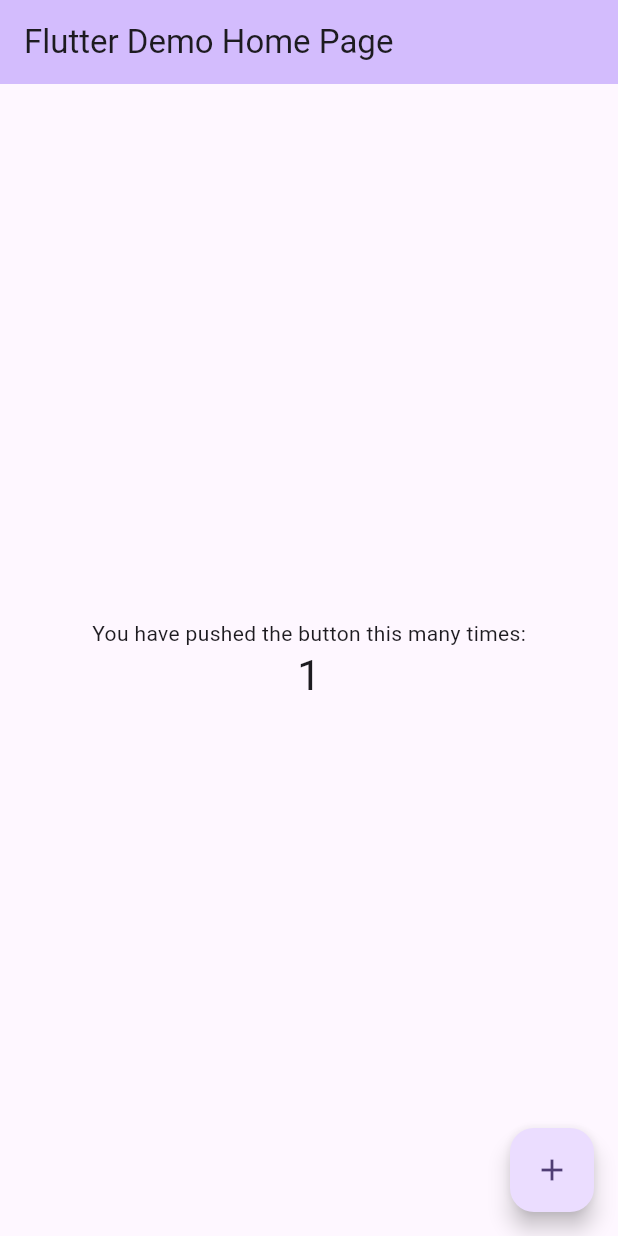
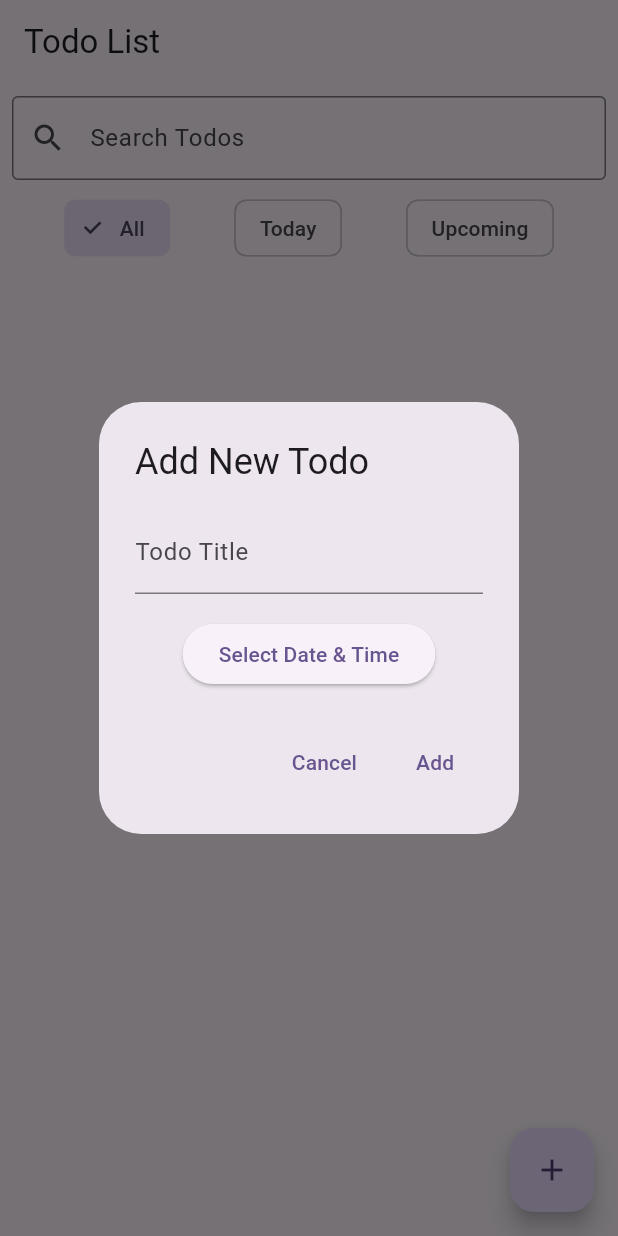
Before and after one commit to nguyenthuanit265/todo_app, a Flutter app: the screen it shows after launch, after a tap on the "add" icon, on a phone screen of 412 x 824 dp. Run offline on Flutter 3.47's test engine with Material 3 defaults, Android fonts, the phone set to English and light mode, and no system bars; our stand-ins replace flutter_local_notifications, timezone.

Commit message:
app todo

```diff
--- a/lib/main.dart
+++ b/lib/main.dart
@@ -1,4 +1,5 @@
 import 'package:flutter/material.dart';
+import 'package:todo_app/screens/home_screen.dart';
 
 void main() {
   runApp(const MyApp());
@@ -11,79 +12,11 @@ class MyApp extends StatelessWidget {
   @override
   Widget build(BuildContext context) {
     return MaterialApp(
-      title: 'Flutter Demo',
-      theme: ThemeData(
-        colorScheme: ColorScheme.fromSeed(seedColor: Colors.deepPurple),
-        useMaterial3: true,
-      ),
-      home: const MyHomePage(title: 'Flutter Demo Home Page'),
-    );
+        title: 'Todo List App',
+        theme: ThemeData(
+          colorScheme: ColorScheme.fromSeed(seedColor: Colors.deepPurple),
+          useMaterial3: true,
+        ),
+        home: HomeScreen());
   }
 }
-
-class MyHomePage extends StatefulWidget {
-  const MyHomePage({super.key, required this.title});
-
-  final String title;
-
-  @override
-  State<MyHomePage> createState() => _MyHomePageState();
-}
-
-class _MyHomePageState extends State<MyHomePage> {
-  int _counter = 0;
-
-  void _incrementCounter() {
-    setState(() {
-      _counter++;
-    });
-  }
-
-  @override
-  Widget build(BuildContext context) {
-
-    return Scaffold(
-      appBar: AppBar(
-
-        backgroundColor: Theme.of(context).colorScheme.inversePrimary,
-        // Here we take the value from the MyHomePage object that was created by
-        // the App.build method, and use it to set our appbar title.
-        title: Text(widget.title),
-      ),
-      body: Center(
-        // Center is a layout widget. It takes a single child and positions it
-        // in the middle of the parent.
-        child: Column(
-          // Column is also a layout widget. It takes a list of children and
-          // arranges them vertically. By default, it sizes itself to fit its
-          // children horizontally, and tries to be as tall as its parent.
-          //
-          // Column has various properties to control how it sizes itself and
-          // how it positions its children. Here we use mainAxisAlignment to
-          // center the children vertically; the main axis here is the vertical
-          // axis because Columns are vertical (the cross axis would be
-          // horizontal).
-          //
-          // TRY THIS: Invoke "debug painting" (choose the "Toggle Debug Paint"
-          // action in the IDE, or press "p" in the console), to see the
-          // wireframe for each widget.
-          mainAxisAlignment: MainAxisAlignment.center,
-          children: <Widget>[
-            const Text(
-              'You have pushed the button this many times:',
-            ),
-            Text(
-              '$_counter',
-              style: Theme.of(context).textTheme.headlineMedium,
-            ),
-          ],
-        ),
-      ),
-      floatingActionButton: FloatingActionButton(
-        onPressed: _incrementCounter,
-        tooltip: 'Increment',
-        child: const Icon(Icons.add),
-      ), // This trailing comma makes auto-formatting nicer for build methods.
-    );
-  }
-}
--- /dev/null
+++ b/lib/screens/home_screen.dart
@@ -0,0 +1,207 @@
+import 'package:flutter/cupertino.dart';
+import 'package:flutter/material.dart';
+
+import '../models/todo.dart';
+import '../services/notification_service.dart';
+
+class HomeScreen extends StatefulWidget {
+  @override
+  _HomeScreenState createState() => _HomeScreenState();
+}
+
+class _HomeScreenState extends State<HomeScreen> {
+  List<Todo> todos = [];
+  String selectedFilter = 'All';
+  final NotificationService notificationService = NotificationService();
+  TextEditingController searchController = TextEditingController();
+
+  @override
+  void initState() {
+    super.initState();
+    notificationService.init();
+  }
+
+  List<Todo> getFilteredTodos() {
+    var filteredList = todos.where((todo) => !todo.isCompleted).toList();
+
+    // Apply search filter
+    if (searchController.text.isNotEmpty) {
+      filteredList = filteredList
+          .where((todo) => todo.title
+              .toLowerCase()
+              .contains(searchController.text.toLowerCase()))
+          .toList();
+    }
+
+    // Apply category filter
+    switch (selectedFilter) {
+      case 'Today':
+        return filteredList.where((todo) {
+          return todo.dateTime.day == DateTime.now().day &&
+              todo.dateTime.month == DateTime.now().month &&
+              todo.dateTime.year == DateTime.now().year;
+        }).toList();
+      case 'Upcoming':
+        return filteredList.where((todo) {
+          return todo.dateTime.isAfter(DateTime.now());
+        }).toList();
+      default:
+        return filteredList;
+    }
+  }
+
+  void addTodo() async {
+    final TextEditingController titleController = TextEditingController();
+    DateTime? selectedDateTime;
+
+    await showDialog(
+      context: context,
+      builder: (context) => AlertDialog(
+        title: Text('Add New Todo'),
+        content: Column(
+          mainAxisSize: MainAxisSize.min,
+          children: [
+            TextField(
+              controller: titleController,
+              decoration: InputDecoration(labelText: 'Todo Title'),
+            ),
+            SizedBox(height: 16),
+            ElevatedButton(
+              onPressed: () async {
+                selectedDateTime = await showDateTimePicker(context);
+                setState(() {});
+              },
+              child: Text('Select Date & Time'),
+            ),
+            if (selectedDateTime != null)
+              Text(
+                'Selected: ${selectedDateTime.toString()}',
+                style: TextStyle(fontSize: 12),
+              ),
+          ],
+        ),
+        actions: [
+          TextButton(
+            onPressed: () => Navigator.pop(context),
+            child: Text('Cancel'),
+          ),
+          TextButton(
+            onPressed: () {
+              if (titleController.text.isNotEmpty && selectedDateTime != null) {
+                final newTodo = Todo(
+                  id: DateTime.now().millisecondsSinceEpoch.toString(),
+                  title: titleController.text,
+                  dateTime: selectedDateTime!,
+                );
+                setState(() {
+                  todos.add(newTodo);
+                });
+                notificationService.scheduleNotification(
+                    id: int.parse(newTodo.id),
+                    title: 'TODO Reminder',
+                    body: newTodo.title,
+                    scheduledDate: newTodo.dateTime);
+                Navigator.pop(context);
+              }
+            },
+            child: Text('Add'),
+          ),
+        ],
+      ),
+    );
+  }
+
+  Future<DateTime?> showDateTimePicker(BuildContext context) async {
+    final DateTime? date = await showDatePicker(
+      context: context,
+      initialDate: DateTime.now(),
+      firstDate: DateTime.now(),
+      lastDate: DateTime.now().add(Duration(days: 365)),
+    );
+
+    if (date != null) {
+      final TimeOfDay? time = await showTimePicker(
+        context: context,
+        initialTime: TimeOfDay.now(),
+      );
+
+      if (time != null) {
+        return DateTime(
+          date.year,
+          date.month,
+          date.day,
+          time.hour,
+          time.minute,
+        );
+      }
+    }
+    return null;
+  }
+
+  @override
+  Widget build(BuildContext context) {
+    final filteredTodos = getFilteredTodos();
+
+    return Scaffold(
+      appBar: AppBar(
+        title: Text('Todo List'),
+      ),
+      body: Column(
+        children: [
+          Padding(
+            padding: const EdgeInsets.all(8.0),
+            child: TextField(
+              controller: searchController,
+              decoration: InputDecoration(
+                labelText: 'Search Todos',
+                prefixIcon: Icon(Icons.search),
+                border: OutlineInputBorder(),
+              ),
+              onChanged: (value) {
+                setState(() {});
+              },
+            ),
+          ),
+          Row(
+            mainAxisAlignment: MainAxisAlignment.spaceEvenly,
+            children: ['All', 'Today', 'Upcoming'].map((filter) {
+              return ChoiceChip(
+                label: Text(filter),
+                selected: selectedFilter == filter,
+                onSelected: (selected) {
+                  setState(() {
+                    selectedFilter = filter;
+                  });
+                },
+              );
+            }).toList(),
+          ),
+          Expanded(
+            child: ListView.builder(
+              itemCount: filteredTodos.length,
+              itemBuilder: (context, index) {
+                final todo = filteredTodos[index];
+                return ListTile(
+                  title: Text(todo.title),
+                  subtitle: Text(todo.dateTime.toString()),
+                  trailing: IconButton(
+                    icon: Icon(Icons.check_circle_outline),
+                    onPressed: () {
+                      setState(() {
+                        todo.isCompleted = true;
+                      });
+                    },
+                  ),
+                );
+              },
+            ),
+          ),
+        ],
+      ),
+      floatingActionButton: FloatingActionButton(
+        onPressed: addTodo,
+        child: Icon(Icons.add),
+      ),
+    );
+  }
+}
--- a/lib/services/notification_service.dart
+++ b/lib/services/notification_service.dart
@@ -0,0 +1,71 @@
+import 'package:flutter_local_notifications/flutter_local_notifications.dart';
+import 'package:timezone/timezone.dart' as tz;
+import 'package:timezone/data/latest.dart' as tz;
+
+class NotificationService {
+  final FlutterLocalNotificationsPlugin flutterLocalNotificationsPlugin =
+  FlutterLocalNotificationsPlugin();
+
+  Future<void> init() async {
+    // Initialize timezone
+    tz.initializeTimeZones();
+
+    // Android initialization settings
+    const AndroidInitializationSettings initializationSettingsAndroid =
+    AndroidInitializationSettings('@mipmap/ic_launcher');
+
+    // iOS initialization settings
+    final DarwinInitializationSettings initializationSettingsIOS =
+    DarwinInitializationSettings(
+      requestAlertPermission: true,
+      requestBadgePermission: true,
+      requestSoundPermission: true,
+    );
+
+    // Initialize settings
+    final InitializationSettings initializationSettings = InitializationSettings(
+        android: initializationSettingsAndroid,
+        iOS: initializationSettingsIOS);
+
+    // Initialize plugin
+    await flutterLocalNotificationsPlugin.initialize(
+      initializationSettings,
+      onDidReceiveNotificationResponse: (NotificationResponse details) async {
+        // Handle notification tap
+        print('Notification clicked with payload: ${details.payload}');
+      },
+    );
+  }
+
+  Future<void> scheduleNotification({
+    required int id,
+    required String title,
+    required String body,
+    required DateTime scheduledDate,
+  }) async {
+    try {
+      await flutterLocalNotificationsPlugin.zonedSchedule(
+        id,
+        title,
+        body,
+        tz.TZDateTime.from(scheduledDate, tz.local),
+        NotificationDetails(
+          android: AndroidNotificationDetails(
+            'your_channel_id',
+            'your_channel_name',
+            channelDescription: 'your_channel_description',
+            importance: Importance.max,
+            priority: Priority.high,
+          ),
+          iOS: const DarwinNotificationDetails(),
+        ),
+        androidScheduleMode: AndroidScheduleMode.exactAllowWhileIdle,
+        uiLocalNotificationDateInterpretation:
+        UILocalNotificationDateInterpretation.absoluteTime,
+      );
+      print('Notification scheduled for $scheduledDate');
+    } catch (e) {
+      print('Error scheduling notification: $e');
+    }
+  }
+}
--- a/pubspec.yaml
+++ b/pubspec.yaml
@@ -31,10 +31,11 @@ dependencies:
   flutter:
     sdk: flutter
 
-
   # The following adds the Cupertino Icons font to your application.
   # Use with the CupertinoIcons class for iOS style icons.
   cupertino_icons: ^1.0.8
+  flutter_local_notifications: ^18.0.0
+  timezone: ^0.9.4
 
 dev_dependencies:
   flutter_test:
```
Also changed, not shown: pubspec.lock, 13 other files.
